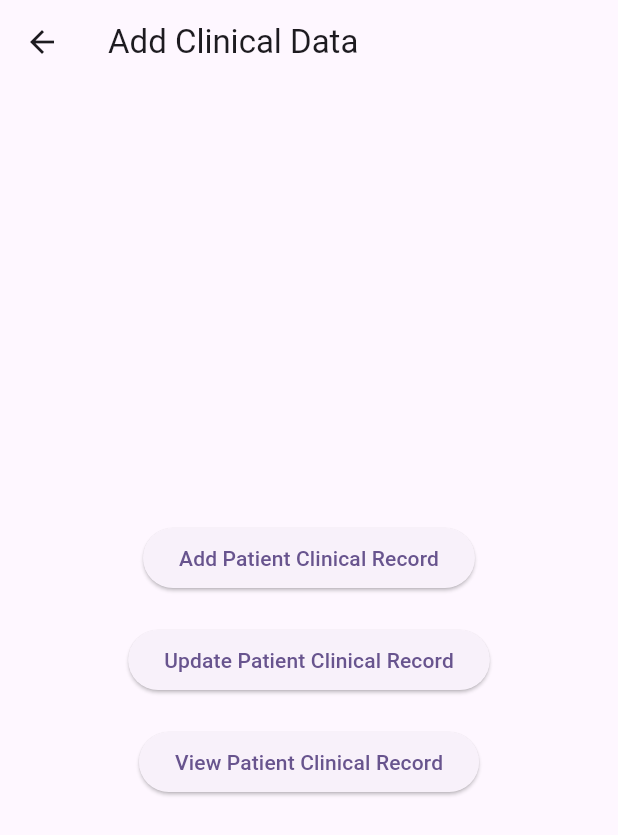
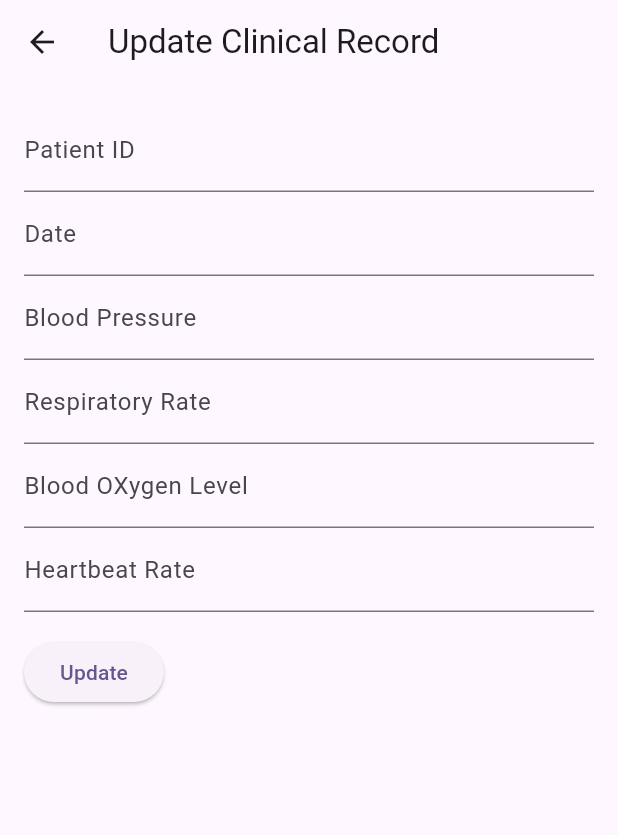
Before and after one commit to techwithAasish/HealthCareMilestone2, a Flutter app: the ClinicalDataScreen screen opened directly, after a tap on "Update Patient Clinical Record", on a phone screen of 412 x 824 dp. Shown: the top 835 px of the screen. Run offline on Flutter 3.47's test engine with Material 3 defaults, Android fonts, the phone set to English and light mode, and no system bars.

Commit message:
update clinical record done

```diff
--- a/lib/screens/homeScreen.dart
+++ b/lib/screens/homeScreen.dart
@@ -1,6 +1,7 @@
 import 'package:flutter/material.dart';
 import 'package:milestone2/screens/addClinicalRecord.dart';
 import 'package:milestone2/screens/addPatientRecord.dart';
+import 'package:milestone2/screens/updateClinicalRecord.dart';
 import 'package:milestone2/screens/updatePatientRecord.dart';
 import 'package:milestone2/screens/viewClinicalRecord.dart';
 import 'package:milestone2/screens/viewPatientRecord.dart';
@@ -139,7 +140,11 @@
             const SizedBox(height: 20),
             ElevatedButton(
               onPressed: () {
-                // Add functionality to update patient record
+                Navigator.push(
+                  context,
+                  MaterialPageRoute(
+                      builder: (context) => const UpdateClinicalRecord()),
+                );
               },
               child: const Text('Update Patient Clinical Record'),
             ),
--- /dev/null
+++ b/lib/screens/updateClinicalRecord.dart
@@ -0,0 +1,130 @@
+import 'package:flutter/material.dart';
+
+class Patient {
+  String patientID = '';
+  String date = '';
+  String bloodPressure = '';
+  String respiratoryRate = '';
+  String bloodOxygenLevel = '';
+  String heartbeatRate = '';
+}
+
+class UpdateClinicalRecord extends StatefulWidget {
+  const UpdateClinicalRecord({Key? key}) : super(key: key);
+
+  @override
+  State<UpdateClinicalRecord> createState() => _AddPatientRecordState();
+}
+
+class _AddPatientRecordState extends State<UpdateClinicalRecord> {
+  final _formKey = GlobalKey<FormState>();
+  final Patient _patient = Patient();
+
+  @override
+  Widget build(BuildContext context) {
+    return Scaffold(
+      appBar: AppBar(
+        title: const Text('Update Clinical Record'),
+      ),
+      body: Padding(
+        padding: const EdgeInsets.all(16.0),
+        child: Form(
+          key: _formKey,
+          child: Column(
+            crossAxisAlignment: CrossAxisAlignment.start,
+            children: <Widget>[
+              TextFormField(
+                decoration: const InputDecoration(labelText: 'Patient ID'),
+                validator: (value) {
+                  if (value == null || value.isEmpty) {
+                    return 'Please enter the patient id';
+                  }
+                  return null;
+                },
+                onSaved: (value) {
+                  _patient.patientID = value!;
+                },
+              ),
+              TextFormField(
+                decoration: const InputDecoration(labelText: 'Date'),
+                validator: (value) {
+                  if (value == null || value.isEmpty) {
+                    return 'Please enter the Date';
+                  }
+                  return null;
+                },
+                onSaved: (value) {
+                  _patient.date = value!;
+                },
+              ),
+              TextFormField(
+                decoration: const InputDecoration(labelText: 'Blood Pressure'),
+                validator: (value) {
+                  if (value == null || value.isEmpty) {
+                    return 'Please enter the blood pressure';
+                  }
+                  return null;
+                },
+                onSaved: (value) {
+                  _patient.bloodPressure = value!;
+                },
+              ),
+              TextFormField(
+                decoration:
+                    const InputDecoration(labelText: 'Respiratory Rate'),
+                validator: (value) {
+                  // You can add more sophisticated date validation if needed
+                  if (value == null || value.isEmpty) {
+                    return 'Please enter the date of birth';
+                  }
+                  return null;
+                },
+                onSaved: (value) {
+                  _patient.respiratoryRate = value!;
+                },
+              ),
+              TextFormField(
+                decoration:
+                    const InputDecoration(labelText: 'Blood OXygen Level'),
+                validator: (value) {
+                  if (value == null || value.isEmpty) {
+                    return 'Please enter the blood oxygen level';
+                  }
+                  return null;
+                },
+                onSaved: (value) {
+                  _patient.bloodOxygenLevel = value!;
+                },
+              ),
+              TextFormField(
+                decoration: const InputDecoration(labelText: 'Heartbeat Rate'),
+                validator: (value) {
+                  if (value == null || value.isEmpty) {
+                    return 'Please enter the heartbeat rate';
+                  }
+                  return null;
+                },
+                onSaved: (value) {
+                  _patient.heartbeatRate = value!;
+                },
+              ),
+              Padding(
+                padding: const EdgeInsets.symmetric(vertical: 16.0),
+                child: ElevatedButton(
+                  onPressed: () {
+                    if (_formKey.currentState!.validate()) {
+                      _formKey.currentState!.save();
+                      // You can add logic here to save the patient record
+                      // For now, let's print the patient information
+                    }
+                  },
+                  child: const Text('Update'),
+                ),
+              ),
+            ],
+          ),
+        ),
+      ),
+    );
+  }
+}
```
